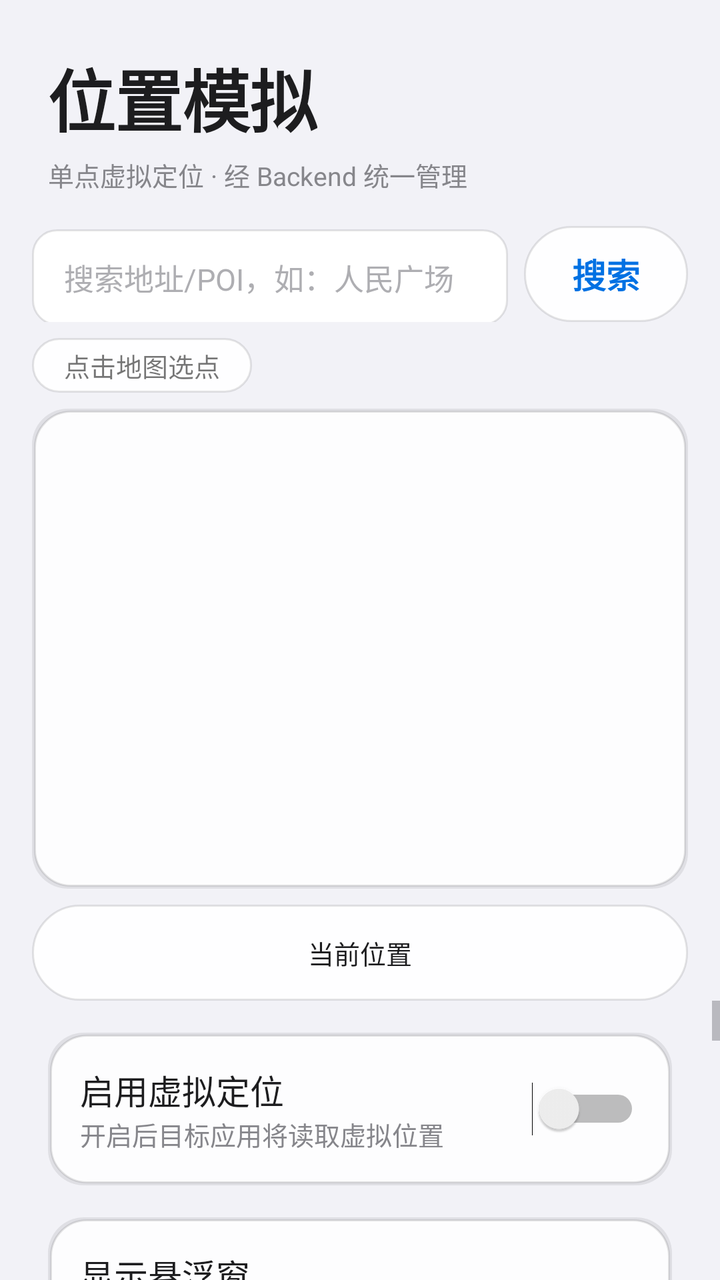
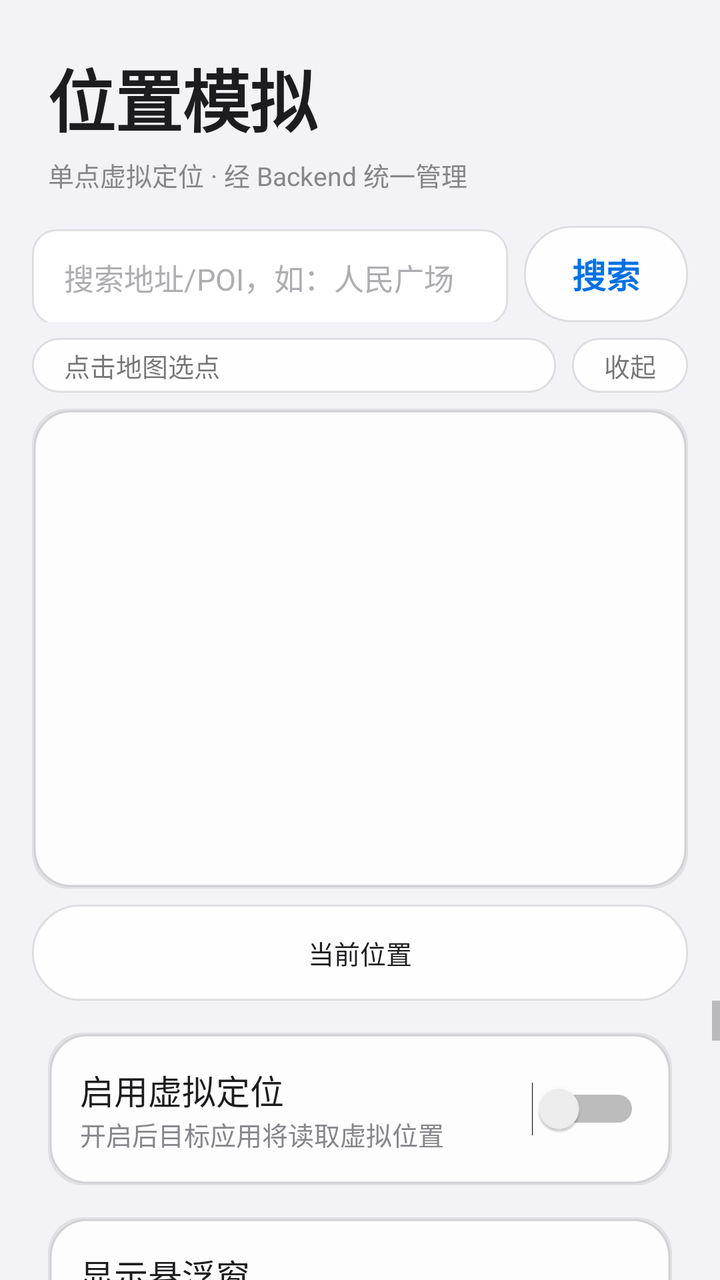

An Android layout rendered at two revisions. The XML below is the earlier revision; the diff shows what the commit changed to produce the second picture.
<!-- AndroidManifest.xml: application theme Theme.ZVirtualEnv -->
<!-- res/layout/fragment_location.xml -->
<?xml version="1.0" encoding="utf-8"?>
<LinearLayout xmlns:android="http://schemas.android.com/apk/res/android"
    android:layout_width="match_parent"
    android:layout_height="match_parent"
    android:orientation="vertical">

    <LinearLayout
        android:layout_width="match_parent"
        android:layout_height="wrap_content"
        android:orientation="vertical"
        android:paddingStart="@dimen/space_lg"
        android:paddingTop="@dimen/space_lg"
        android:paddingEnd="@dimen/space_lg">

        <TextView
            android:layout_width="wrap_content"
            android:layout_height="wrap_content"
            android:text="@string/location_title"
            style="@style/Text.Hero" />

        <TextView
            android:layout_width="wrap_content"
            android:layout_height="wrap_content"
            android:layout_marginTop="@dimen/space_xs"
            android:text="@string/location_subtitle"
            style="@style/Text.Caption" />
    </LinearLayout>

    
    <LinearLayout
        android:layout_width="match_parent"
        android:layout_height="wrap_content"
        android:layout_marginStart="@dimen/space_md"
        android:layout_marginTop="@dimen/space_md"
        android:layout_marginEnd="@dimen/space_md"
        android:orientation="horizontal">

        <EditText
            android:id="@+id/searchInput"
            android:layout_width="0dp"
            android:layout_height="wrap_content"
            android:layout_weight="1"
            android:hint="@string/location_search_hint"
            android:imeOptions="actionSearch"
            android:inputType="text"
            android:maxLines="1"
            style="@style/EditText.Field" />

        <Button
            android:id="@+id/searchButton"
            android:layout_width="wrap_content"
            android:layout_height="wrap_content"
            android:layout_marginStart="@dimen/space_sm"
            android:minWidth="0dp"
            android:text="@string/location_search"
            style="@style/Button.Pill.Secondary" />
    </LinearLayout>

    
    <LinearLayout
        android:id="@+id/searchResults"
        android:layout_width="match_parent"
        android:layout_height="wrap_content"
        android:layout_marginStart="@dimen/space_md"
        android:layout_marginTop="@dimen/space_sm"
        android:layout_marginEnd="@dimen/space_md"
        android:background="@drawable/bg_card"
        android:orientation="vertical"
        android:visibility="gone" />

    
    <TextView
        android:id="@+id/mapHint"
        android:layout_width="wrap_content"
        android:layout_height="wrap_content"
        android:layout_marginStart="@dimen/space_md"
        android:layout_marginTop="@dimen/space_sm"
        android:layout_marginEnd="@dimen/space_md"
        android:background="@drawable/bg_pill_secondary"
        android:paddingStart="@dimen/space_md"
        android:paddingTop="@dimen/space_xs"
        android:paddingEnd="@dimen/space_md"
        android:paddingBottom="@dimen/space_xs"
        android:text="@string/location_map_hint"
        android:textSize="@dimen/text_caption" />

    
    <FrameLayout
        android:layout_width="match_parent"
        android:layout_height="240dp"
        android:layout_marginStart="@dimen/space_md"
        android:layout_marginTop="@dimen/space_sm"
        android:layout_marginEnd="@dimen/space_md"
        android:background="@drawable/bg_card">

        <FrameLayout
            android:id="@+id/mapContainer"
            android:layout_width="match_parent"
            android:layout_height="match_parent" />

        
        <LinearLayout
            android:id="@+id/privacyPrompt"
            android:layout_width="match_parent"
            android:layout_height="match_parent"
            android:background="@color/bg_secondary"
            android:gravity="center"
            android:orientation="vertical"
            android:padding="@dimen/space_lg"
            android:visibility="gone">

            <TextView
                android:layout_width="wrap_content"
                android:layout_height="wrap_content"
                android:gravity="center"
                android:text="@string/route_privacy_prompt"
                android:textColor="@color/text_secondary"
                android:textSize="@dimen/text_body" />
        </LinearLayout>
    </FrameLayout>

    
    <Button
        android:id="@+id/locateButton"
        android:layout_width="match_parent"
        android:layout_height="wrap_content"
        android:layout_marginStart="@dimen/space_md"
        android:layout_marginTop="@dimen/space_sm"
        android:layout_marginEnd="@dimen/space_md"
        android:background="@drawable/bg_pill_secondary"
        android:minWidth="0dp"
        android:text="@string/route_locate"
        android:textSize="@dimen/text_caption" />

    <ScrollView
        android:layout_width="match_parent"
        android:layout_height="0dp"
        android:layout_weight="1"
        android:overScrollMode="never">

        <LinearLayout
            android:layout_width="match_parent"
            android:layout_height="wrap_content"
            android:orientation="vertical"
            android:paddingStart="@dimen/space_lg"
            android:paddingTop="@dimen/space_md"
            android:paddingEnd="@dimen/space_lg"
            android:paddingBottom="@dimen/space_lg">

            
            <LinearLayout
                android:layout_width="match_parent"
                android:layout_height="wrap_content"
                android:background="@drawable/bg_card"
                android:orientation="vertical"
                android:padding="@dimen/space_md">

                <LinearLayout
                    android:layout_width="match_parent"
                    android:layout_height="wrap_content"
                    android:gravity="center_vertical"
                    android:orientation="horizontal">

                    <LinearLayout
                        android:layout_width="0dp"
                        android:layout_height="wrap_content"
                        android:layout_weight="1"
                        android:orientation="vertical">

                        <TextView
                            android:layout_width="wrap_content"
                            android:layout_height="wrap_content"
                            android:text="@string/location_switch_title"
                            style="@style/Text.Headline" />

                        <TextView
                            android:layout_width="wrap_content"
                            android:layout_height="wrap_content"
                            android:text="@string/location_switch_desc"
                            style="@style/Text.Caption" />
                    </LinearLayout>

                    <Switch
                        android:id="@+id/enableSwitch"
                        android:layout_width="wrap_content"
                        android:layout_height="wrap_content" />
                </LinearLayout>
            </LinearLayout>

            
            <LinearLayout
                android:layout_width="match_parent"
                android:layout_height="wrap_content"
                android:layout_marginTop="@dimen/space_md"
                android:background="@drawable/bg_card"
                android:orientation="vertical"
                android:padding="@dimen/space_md">

                <TextView
                    android:layout_width="wrap_content"
                    android:layout_height="wrap_content"
                    android:text="@string/float_open"
                    style="@style/Text.Headline" />

                <TextView
                    android:layout_width="wrap_content"
                    android:layout_height="wrap_content"
                    android:layout_marginTop="@dimen/space_xs"
                    android:text="@string/float_open_desc"
                    style="@style/Text.Caption" />

                <LinearLayout
                    android:layout_width="match_parent"
                    android:layout_height="wrap_content"
                    android:layout_marginTop="@dimen/space_sm"
                    android:orientation="horizontal">

                    <Button
                        android:id="@+id/floatWindowButton"
                        android:layout_width="0dp"
                        android:layout_height="wrap_content"
                        android:layout_weight="1"
                        android:text="@string/float_open"
                        style="@style/Button.Pill" />

                    <Button
                        android:id="@+id/closeFloatButton"
                        android:layout_width="0dp"
                        android:layout_height="wrap_content"
                        android:layout_marginStart="@dimen/space_sm"
                        android:layout_weight="1"
                        android:text="@string/float_close_window"
                        style="@style/Button.Pill.Secondary" />
                </LinearLayout>
            </LinearLayout>

            
            <LinearLayout
                android:layout_width="match_parent"
                android:layout_height="wrap_content"
                android:layout_marginTop="@dimen/space_md"
                android:background="@drawable/bg_card"
                android:orientation="vertical"
                android:padding="@dimen/space_md">

                <TextView
                    android:layout_width="wrap_content"
                    android:layout_height="wrap_content"
                    android:text="@string/location_coord_title"
                    style="@style/Text.Headline" />

                <TextView
                    android:layout_width="wrap_content"
                    android:layout_height="wrap_content"
                    android:layout_marginTop="@dimen/space_md"
                    android:text="@string/location_latitude"
                    style="@style/Text.Caption" />

                <EditText
                    android:id="@+id/latitudeInput"
                    android:layout_width="match_parent"
                    android:layout_height="wrap_content"
                    android:layout_marginTop="@dimen/space_xs"
                    android:hint="31.2304"
                    android:inputType="numberDecimal|numberSigned"
                    style="@style/EditText.Field" />

                <TextView
                    android:layout_width="wrap_content"
                    android:layout_height="wrap_content"
                    android:layout_marginTop="@dimen/space_md"
                    android:text="@string/location_longitude"
                    style="@style/Text.Caption" />

                <EditText
                    android:id="@+id/longitudeInput"
                    android:layout_width="match_parent"
                    android:layout_height="wrap_content"
                    android:layout_marginTop="@dimen/space_xs"
                    android:hint="121.4737"
                    android:inputType="numberDecimal|numberSigned"
                    style="@style/EditText.Field" />

                <Button
                    android:id="@+id/applyButton"
                    android:layout_width="match_parent"
                    android:layout_height="wrap_content"
                    android:layout_marginTop="@dimen/space_md"
                    android:text="@string/location_apply"
                    style="@style/Button.Pill" />

                <View
                    android:layout_width="match_parent"
                    android:layout_height="1dp"
                    android:layout_marginTop="@dimen/space_md"
                    android:layout_marginBottom="@dimen/space_md"
                    android:background="@color/separator" />

                <EditText
                    android:id="@+id/pointNameInput"
                    android:layout_width="match_parent"
                    android:layout_height="wrap_content"
                    android:hint="@string/location_point_name_hint"
                    style="@style/EditText.Field" />

                <EditText
                    android:id="@+id/pointRemarkInput"
                    android:layout_width="match_parent"
                    android:layout_height="wrap_content"
                    android:layout_marginTop="@dimen/space_sm"
                    android:hint="@string/location_point_remark_hint"
                    style="@style/EditText.Field" />

                <Button
                    android:id="@+id/savePointButton"
                    android:layout_width="match_parent"
                    android:layout_height="wrap_content"
                    android:layout_marginTop="@dimen/space_sm"
                    android:text="@string/location_point_save"
                    style="@style/Button.Pill.Secondary" />
            </LinearLayout>

            
            <LinearLayout
                android:layout_width="match_parent"
                android:layout_height="wrap_content"
                android:layout_marginTop="@dimen/space_md"
                android:background="@drawable/bg_card"
                android:orientation="vertical"
                android:padding="@dimen/space_md">

                <TextView
                    android:layout_width="wrap_content"
                    android:layout_height="wrap_content"
                    android:text="@string/location_saved_title"
                    style="@style/Text.Headline" />

                <TextView
                    android:id="@+id/savedPointsEmpty"
                    android:layout_width="match_parent"
                    android:layout_height="wrap_content"
                    android:layout_marginTop="@dimen/space_sm"
                    android:text="@string/location_saved_empty"
                    android:textColor="@color/text_secondary"
                    style="@style/Text.Caption" />

                <LinearLayout
                    android:id="@+id/savedPointList"
                    android:layout_width="match_parent"
                    android:layout_height="wrap_content"
                    android:orientation="vertical" />
            </LinearLayout>

            
            <LinearLayout
                android:layout_width="match_parent"
                android:layout_height="wrap_content"
                android:layout_marginTop="@dimen/space_md"
                android:background="@drawable/bg_card"
                android:orientation="vertical"
                android:padding="@dimen/space_md">

                <TextView
                    android:layout_width="wrap_content"
                    android:layout_height="wrap_content"
                    android:text="@string/location_status_title"
                    style="@style/Text.Headline" />

                <TextView
                    android:id="@+id/statusText"
                    android:layout_width="match_parent"
                    android:layout_height="wrap_content"
                    android:layout_marginTop="@dimen/space_sm"
                    android:text="@string/location_status_empty"
                    style="@style/Text.Body" />
            </LinearLayout>
        </LinearLayout>
    </ScrollView>
</LinearLayout>
<!-- resources referenced by this layout -->
<resources>
  <color name="bg_secondary">#FFFFFF</color>
  <color name="separator">#1C000000</color>
  <color name="text_secondary">#86868B</color>
  <dimen name="space_lg">24dp</dimen>
  <dimen name="space_md">16dp</dimen>
  <dimen name="space_sm">8dp</dimen>
  <dimen name="space_xs">4dp</dimen>
  <dimen name="text_body">15sp</dimen>
  <dimen name="text_caption">13sp</dimen>
  <string name="float_close_window">关闭悬浮窗</string>
  <string name="float_open">显示悬浮窗</string>
  <string name="float_open_desc">摇杆移动 + 路线启停重置 + 速度/步频设置</string>
  <string name="location_apply">应用位置</string>
  <string name="location_coord_title">单点坐标</string>
  <string name="location_latitude">纬度 (latitude)</string>
  <string name="location_longitude">经度 (longitude)</string>
  <string name="location_map_hint">点击地图选点</string>
  <string name="location_point_name_hint">地点名称，如：公司</string>
  <string name="location_point_remark_hint">备注（可选），如：工位 3 楼</string>
  <string name="location_point_save">保存此点</string>
  <string name="location_saved_empty">暂无已保存地点</string>
  <string name="location_saved_title">已保存地点</string>
  <string name="location_search">搜索</string>
  <string name="location_search_hint">搜索地址/POI，如：人民广场</string>
  <string name="location_status_empty">尚未获取状态</string>
  <string name="location_status_title">当前状态</string>
  <string name="location_subtitle">单点虚拟定位 · 经 Backend 统一管理</string>
  <string name="location_switch_desc">开启后目标应用将读取虚拟位置</string>
  <string name="location_switch_title">启用虚拟定位</string>
  <string name="location_title">位置模拟</string>
  <string name="route_locate">当前位置</string>
  <string name="route_privacy_prompt">地图功能需要先阅读并同意高德隐私政策\n请前往「设置」页勾选同意后返回</string>
  <style name="EditText.Field" parent="">
          <item name="android:background">@drawable/bg_field</item>
          <item name="android:minHeight">@dimen/touch_min</item>
          <item name="android:paddingStart">@dimen/space_md</item>
          <item name="android:paddingEnd">@dimen/space_md</item>
          <item name="android:textSize">@dimen/text_body</item>
          <item name="android:textColor">@color/text_primary</item>
          <item name="android:textColorHint">@color/text_tertiary</item>
      </style>
  <style name="Text.Body" parent="android:TextAppearance.Material">
          <item name="android:textSize">@dimen/text_body</item>
          <item name="android:textColor">@color/text_primary</item>
      </style>
  <style name="Text.Caption" parent="android:TextAppearance.Material">
          <item name="android:textSize">@dimen/text_caption</item>
          <item name="android:textColor">@color/text_secondary</item>
      </style>
  <style name="Text.Headline" parent="android:TextAppearance.Material">
          <item name="android:textSize">@dimen/text_headline</item>
          <item name="android:textStyle">normal</item>
          <item name="android:textColor">@color/text_primary</item>
      </style>
  <style name="Text.Hero" parent="android:TextAppearance.Material">
          <item name="android:textSize">@dimen/text_hero</item>
          <item name="android:textStyle">bold</item>
          <item name="android:textColor">@color/text_primary</item>
          <item name="android:letterSpacing">-0.01</item>
      </style>
  <dimen name="radius_card">18dp</dimen>
  <color name="glass_shadow">#14000000</color>
  <color name="card_fill">#F2FFFFFF</color>
  <color name="card_border">#1A000000</color>
  <dimen name="radius_pill">980dp</dimen>
  <color name="bg_tertiary">#E5E5EA</color>
  <dimen name="touch_min">48dp</dimen>
  <dimen name="text_headline">17sp</dimen>
  <color name="accent">#0071E3</color>
  <color name="text_primary">#1D1D1F</color>
  <color name="text_tertiary">#AEAEB2</color>
  <dimen name="text_hero">34sp</dimen>
  <color name="bg_primary">#F2F2F7</color>
  <color name="accent_press">#0A5DC2</color>
  <dimen name="radius_control">12dp</dimen>
  <!-- unchanged entries left out for length: 7 -->
</resources>

<!-- the commit's change to res/layout/fragment_location.xml (unified diff, before → after) -->
@@ -69,20 +69,41 @@
         android:visibility="gone" />
 
     
-    <TextView
-        android:id="@+id/mapHint"
-        android:layout_width="wrap_content"
+    <LinearLayout
+        android:layout_width="match_parent"
         android:layout_height="wrap_content"
         android:layout_marginStart="@dimen/space_md"
         android:layout_marginTop="@dimen/space_sm"
         android:layout_marginEnd="@dimen/space_md"
-        android:background="@drawable/bg_pill_secondary"
-        android:paddingStart="@dimen/space_md"
-        android:paddingTop="@dimen/space_xs"
-        android:paddingEnd="@dimen/space_md"
-        android:paddingBottom="@dimen/space_xs"
-        android:text="@string/location_map_hint"
-        android:textSize="@dimen/text_caption" />
+        android:gravity="center_vertical"
+        android:orientation="horizontal">
+
+        <TextView
+            android:id="@+id/mapHint"
+            android:layout_width="0dp"
+            android:layout_height="wrap_content"
+            android:layout_weight="1"
+            android:background="@drawable/bg_pill_secondary"
+            android:paddingStart="@dimen/space_md"
+            android:paddingTop="@dimen/space_xs"
+            android:paddingEnd="@dimen/space_md"
+            android:paddingBottom="@dimen/space_xs"
+            android:text="@string/location_map_hint"
+            android:textSize="@dimen/text_caption" />
+
+        <TextView
+            android:id="@+id/mapCollapseButton"
+            android:layout_width="wrap_content"
+            android:layout_height="wrap_content"
+            android:layout_marginStart="@dimen/space_sm"
+            android:background="@drawable/bg_pill_secondary"
+            android:paddingStart="@dimen/space_md"
+            android:paddingTop="@dimen/space_xs"
+            android:paddingEnd="@dimen/space_md"
+            android:paddingBottom="@dimen/space_xs"
+            android:text="@string/map_collapse"
+            android:textSize="@dimen/text_caption" />
+    </LinearLayout>
 
     
     <FrameLayout
<!-- resource entries referenced after the edit -->
@@ -30,6 +30,7 @@
   <string name="location_switch_desc">开启后目标应用将读取虚拟位置</string>
   <string name="location_switch_title">启用虚拟定位</string>
   <string name="location_title">位置模拟</string>
+  <string name="map_collapse">收起</string>
   <string name="route_locate">当前位置</string>
   <string name="route_privacy_prompt">地图功能需要先阅读并同意高德隐私政策\n请前往「设置」页勾选同意后返回</string>
   <style name="EditText.Field" parent="">
